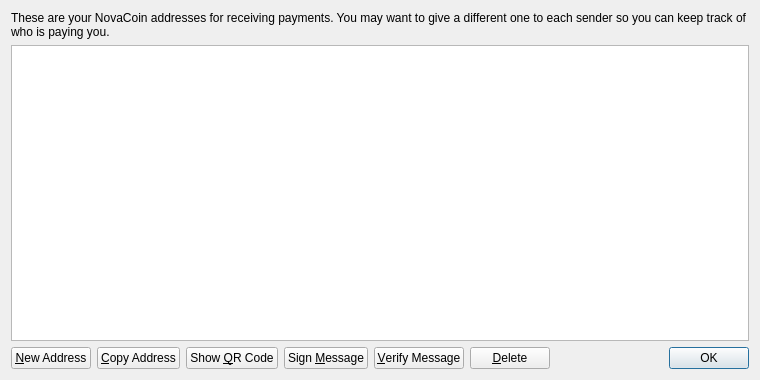
Above: src/qt/forms/addressbookpage.ui from andrux2016/jurassiccoin before the change. Below: the same form after it.
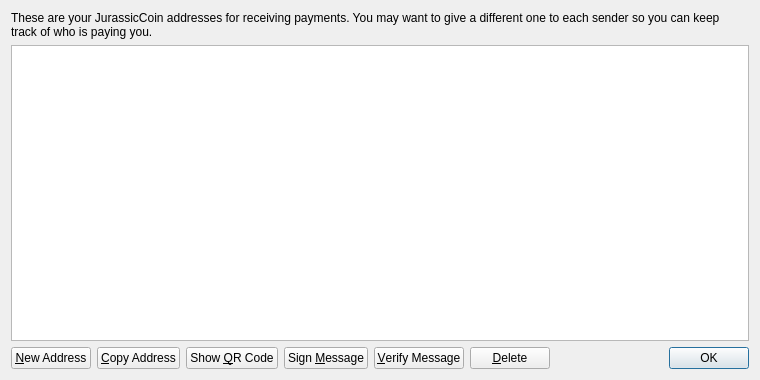
That is the form after the change. Icons and pictures are not drawn.

The edit to the form file:
```diff
--- a/src/qt/forms/addressbookpage.ui
+++ b/src/qt/forms/addressbookpage.ui
@@ -17,7 +17,7 @@
    <item>
     <widget class="QLabel" name="labelExplanation">
      <property name="text">
-      <string>These are your NovaCoin addresses for receiving payments. You may want to give a different one to each sender so you can keep track of who is paying you.</string>
+      <string>These are your JurassicCoin addresses for receiving payments. You may want to give a different one to each sender so you can keep track of who is paying you.</string>
      </property>
      <property name="textFormat">
       <enum>Qt::PlainText</enum>
```
Left out of the diff: 4 changed lines with no effect on the pictures.
